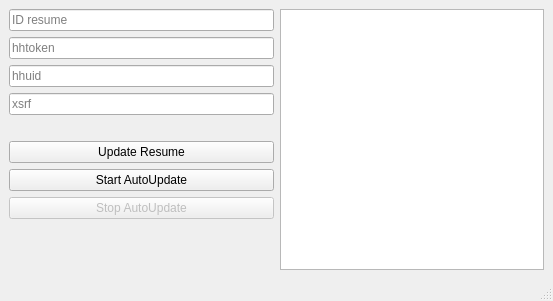
This is HeadHunterBot/mainwindow.ui in imitatehappiness/QtHeadHunterBot as Qt 5 draws it before an edit. The edited form follows.
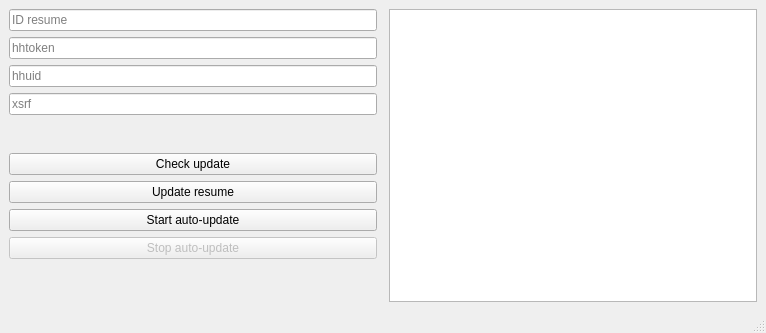
This is the edited form. Icons and pictures are not drawn.

Diff of the .ui file:
```diff
--- a/HeadHunterBot/mainwindow.ui
+++ b/HeadHunterBot/mainwindow.ui
@@ -6,10 +6,16 @@
    <rect>
     <x>0</x>
     <y>0</y>
-    <width>553</width>
-    <height>301</height>
+    <width>766</width>
+    <height>333</height>
    </rect>
   </property>
+  <property name="sizePolicy">
+   <sizepolicy hsizetype="Preferred" vsizetype="Preferred">
+    <horstretch>0</horstretch>
+    <verstretch>0</verstretch>
+   </sizepolicy>
+  </property>
   <property name="minimumSize">
    <size>
     <width>0</width>
@@ -25,22 +31,9 @@
   </property>
   <widget class="QWidget" name="centralwidget">
    <layout class="QGridLayout" name="gridLayout">
-    <item row="4" column="0">
-     <spacer name="verticalSpacer">
-      <property name="orientation">
-       <enum>Qt::Vertical</enum>
-      </property>
-      <property name="sizeHint" stdset="0">
-       <size>
-        <width>20</width>
-        <height>40</height>
-       </size>
-      </property>
-     </spacer>
-    </item>
-    <item row="0" column="0" rowspan="2">
-     <layout class="QVBoxLayout" name="verticalLayout">
-      <item>
+    <item row="0" column="0">
+     <layout class="QGridLayout" name="gridLayout_2">
+      <item row="0" column="0">
        <widget class="QLineEdit" name="lE_idResume">
         <property name="toolTip">
          <string/>
@@ -50,21 +43,21 @@
         </property>
        </widget>
       </item>
-      <item>
+      <item row="1" column="0">
        <widget class="QLineEdit" name="lE_hhtoken">
         <property name="placeholderText">
          <string>hhtoken</string>
         </property>
        </widget>
       </item>
-      <item>
+      <item row="2" column="0">
        <widget class="QLineEdit" name="lE_hhuid">
         <property name="placeholderText">
          <string>hhuid</string>
         </property>
        </widget>
       </item>
-      <item>
+      <item row="3" column="0">
        <widget class="QLineEdit" name="lE_xsrf">
         <property name="placeholderText">
          <string>xsrf</string>
@@ -73,53 +66,76 @@
       </item>
      </layout>
     </item>
-    <item row="0" column="1" rowspan="5">
+    <item row="1" column="0">
+     <spacer name="verticalSpacer_2">
+      <property name="orientation">
+       <enum>Qt::Vertical</enum>
+      </property>
+      <property name="sizeType">
+       <enum>QSizePolicy::Fixed</enum>
+      </property>
+      <property name="sizeHint" stdset="0">
+       <size>
+        <width>20</width>
+        <height>20</height>
+       </size>
+      </property>
+     </spacer>
+    </item>
+    <item row="0" column="2" rowspan="5">
      <widget class="QTextBrowser" name="tE_logInfo"/>
     </item>
+    <item row="4" column="0" colspan="2">
+     <spacer name="verticalSpacer">
+      <property name="orientation">
+       <enum>Qt::Vertical</enum>
+      </property>
+      <property name="sizeHint" stdset="0">
+       <size>
+        <width>20</width>
+        <height>40</height>
+       </size>
+      </property>
+     </spacer>
+    </item>
     <item row="3" column="0">
-     <layout class="QVBoxLayout" name="verticalLayout_2">
-      <item>
+     <layout class="QGridLayout" name="gridLayout_3">
+      <item row="1" column="0" colspan="2">
+       <widget class="QPushButton" name="pB_checkUpdate">
+        <property name="text">
+         <string>Check update</string>
+        </property>
+        <property name="flat">
+         <bool>false</bool>
+        </property>
+       </widget>
+      </item>
+      <item row="2" column="0" colspan="2">
        <widget class="QPushButton" name="pB_updateResume">
         <property name="text">
-         <string>Update Resume</string>
+         <string>Update resume</string>
         </property>
        </widget>
       </item>
-      <item>
+      <item row="3" column="0" colspan="2">
        <widget class="QPushButton" name="pB_startAutoUpdate">
         <property name="text">
-         <string>Start AutoUpdate</string>
+         <string>Start auto-update</string>
         </property>
        </widget>
       </item>
-      <item>
+      <item row="4" column="0" colspan="2">
        <widget class="QPushButton" name="pB_stopAutoUpdate">
         <property name="enabled">
          <bool>false</bool>
         </property>
         <property name="text">
-         <string>Stop AutoUpdate</string>
+         <string>Stop auto-update</string>
         </property>
        </widget>
       </item>
      </layout>
     </item>
-    <item row="2" column="0">
-     <spacer name="verticalSpacer_2">
-      <property name="orientation">
-       <enum>Qt::Vertical</enum>
-      </property>
-      <property name="sizeType">
-       <enum>QSizePolicy::Fixed</enum>
-      </property>
-      <property name="sizeHint" stdset="0">
-       <size>
-        <width>20</width>
-        <height>20</height>
-       </size>
-      </property>
-     </spacer>
-    </item>
    </layout>
   </widget>
   <widget class="QMenuBar" name="menubar">
```
Left out of the diff: 2 changed lines with no effect on the pictures.
